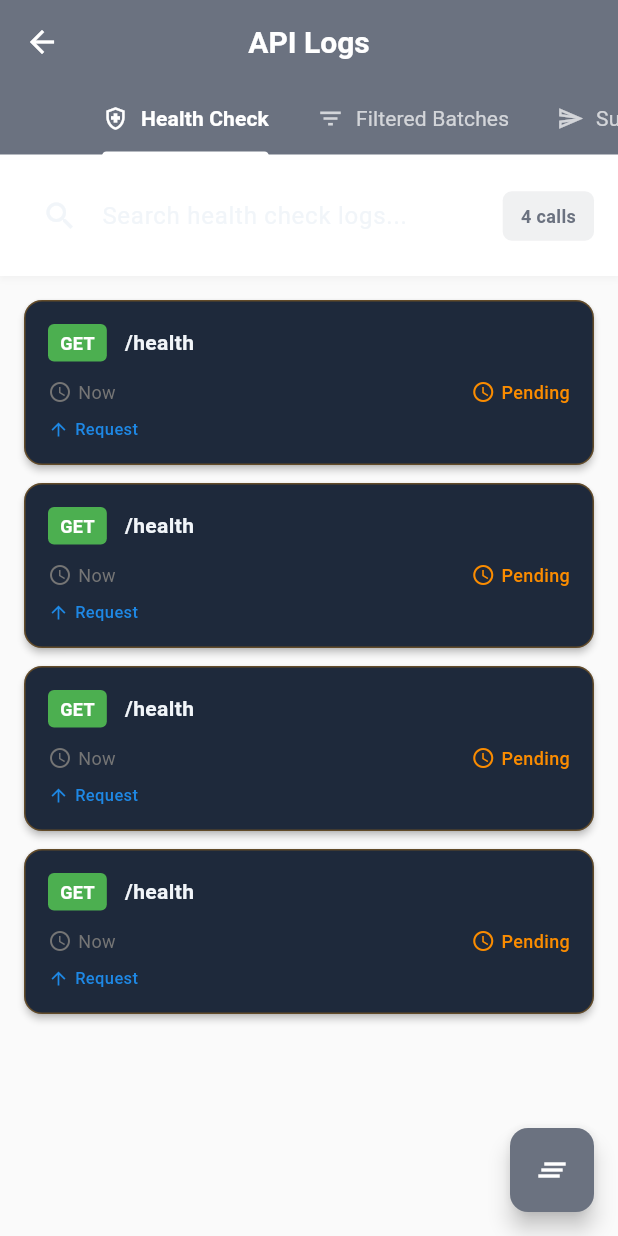
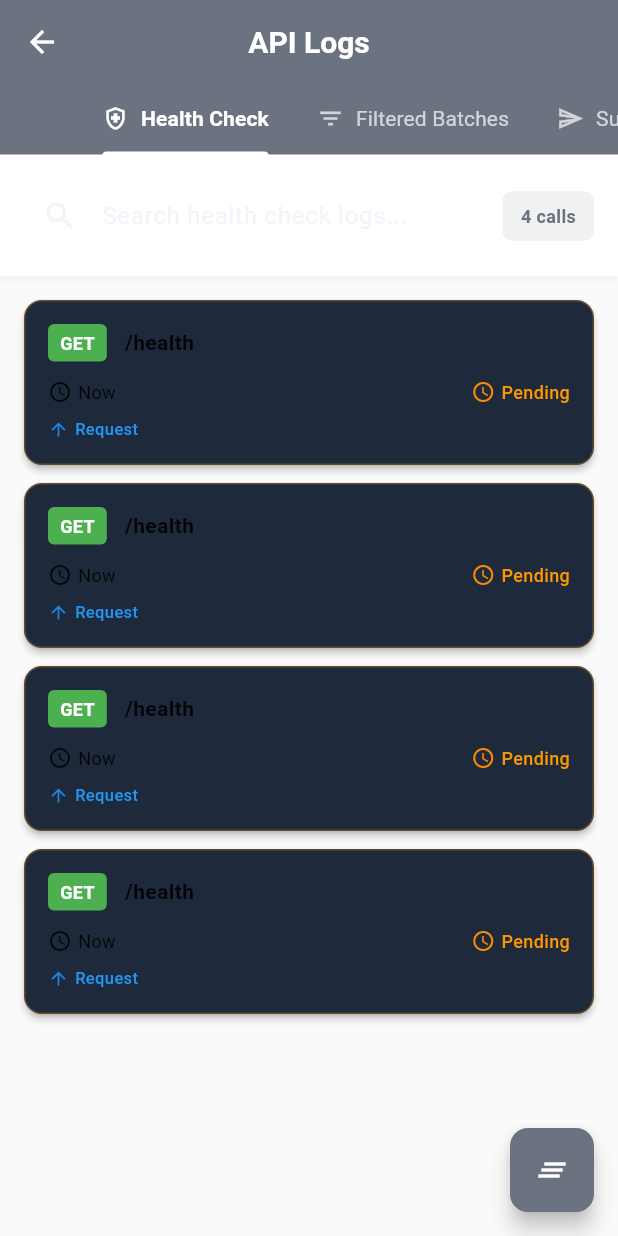
Before and after one commit to mlsankannanavar/Swipable_Batchamte, a Flutter app: the ApiLogViewerScreen screen opened directly, on a phone screen of 412 x 824 dp. Run offline on Flutter 3.47's test engine with Material 3 defaults, Android fonts, the phone set to English and light mode, and no system bars; our stand-ins replace camera, connectivity_plus, hive, hive_flutter, logger, permission_handler and 3 more; missing offline and left inert: google_mlkit_text_recognition, mobile_scanner; accounts and stored records are empty; network calls fail; statements that could not run were skipped.

Commit message:
Fix text color visibility issues throughout the app
- Updated batch card text colors to use black87 for better contrast
- Fixed text colors in swipeable batch match dialogs
- Improved text visibility in API call cards and logs
- Enhanced input field text styling for better readability
- Ensured all text elements have proper contrast ratios

```diff
--- a/lib/screens/batch_list_screen.dart
+++ b/lib/screens/batch_list_screen.dart
@@ -144,13 +144,15 @@ class _BatchListScreenState extends State<BatchListScreen>
       padding: const EdgeInsets.all(16),
       child: TextField(
         controller: _searchController,
+        style: const TextStyle(color: Colors.black87),
         decoration: InputDecoration(
           hintText: 'Search batches...',
-          prefixIcon: const Icon(Icons.search),
+          hintStyle: const TextStyle(color: Colors.grey),
+          prefixIcon: const Icon(Icons.search, color: Colors.black87),
           suffixIcon: _searchController.text.isNotEmpty
               ? IconButton(
                   onPressed: _clearSearch,
-                  icon: const Icon(Icons.clear),
+                  icon: const Icon(Icons.clear, color: Colors.black87),
                 )
               : null,
           border: OutlineInputBorder(
--- a/lib/screens/log_viewer_screen.dart
+++ b/lib/screens/log_viewer_screen.dart
@@ -173,13 +173,15 @@ class _LogViewerScreenState extends State<LogViewerScreen>
               padding: const EdgeInsets.all(8),
               child: TextField(
                 controller: _searchController,
+                style: const TextStyle(color: Colors.black87),
                 decoration: InputDecoration(
                   hintText: 'Search logs...',
-                  prefixIcon: const Icon(Icons.search),
+                  hintStyle: const TextStyle(color: Colors.grey),
+                  prefixIcon: const Icon(Icons.search, color: Colors.black87),
                   suffixIcon: _searchController.text.isNotEmpty
                       ? IconButton(
                           onPressed: _clearSearch,
-                          icon: const Icon(Icons.clear),
+                          icon: const Icon(Icons.clear, color: Colors.black87),
                         )
                       : null,
                   border: OutlineInputBorder(
--- a/lib/widgets/api_call_card_widget.dart
+++ b/lib/widgets/api_call_card_widget.dart
@@ -59,6 +59,7 @@ class ApiCallCardWidget extends StatelessWidget {
                       style: const TextStyle(
                         fontSize: 14,
                         fontWeight: FontWeight.w600,
+                        color: Colors.black87,
                       ),
                       overflow: TextOverflow.ellipsis,
                     ),
@@ -95,14 +96,14 @@ class ApiCallCardWidget extends StatelessWidget {
                   Icon(
                     Icons.access_time,
                     size: 16,
-                    color: Colors.grey.shade600,
+                    color: Colors.black87,
                   ),
                   const SizedBox(width: 4),
                   Text(
                     _formatTimestamp(pair.timestamp),
-                    style: TextStyle(
+                    style: const TextStyle(
                       fontSize: 12,
-                      color: Colors.grey.shade600,
+                      color: Colors.black87,
                     ),
                   ),
 
@@ -112,14 +113,14 @@ class ApiCallCardWidget extends StatelessWidget {
                     Icon(
                       Icons.timer_outlined,
                       size: 16,
-                      color: Colors.grey.shade600,
+                      color: Colors.black87,
                     ),
                     const SizedBox(width: 4),
                     Text(
                       '${pair.duration!.inMilliseconds}ms',
-                      style: TextStyle(
+                      style: const TextStyle(
                         fontSize: 12,
-                        color: Colors.grey.shade600,
+                        color: Colors.black87,
                       ),
                     ),
                   ],
@@ -144,9 +145,9 @@ class ApiCallCardWidget extends StatelessWidget {
                     const SizedBox(width: 4),
                     Text(
                       'Request',
-                      style: TextStyle(
+                      style: const TextStyle(
                         fontSize: 11,
-                        color: Colors.blue.shade600,
+                        color: Colors.blue,
                         fontWeight: FontWeight.w500,
                       ),
                     ),
@@ -194,9 +195,9 @@ class ApiCallCardWidget extends StatelessWidget {
           const SizedBox(width: 4),
           Text(
             'Pending',
-            style: TextStyle(
+            style: const TextStyle(
               fontSize: 12,
-              color: Colors.orange.shade600,
+              color: Colors.orange,
               fontWeight: FontWeight.w500,
             ),
           ),
@@ -217,7 +218,7 @@ class ApiCallCardWidget extends StatelessWidget {
           pair.isSuccess ? 'Success' : 'Error',
           style: TextStyle(
             fontSize: 12,
-            color: _getStatusColor(),
+            color: pair.isSuccess ? Colors.green : Colors.red,
             fontWeight: FontWeight.w500,
           ),
         ),
```
Also changed, not shown: lib/widgets/batch_card_widget.dart (+14 -11 lines), lib/widgets/swipeable_batch_match_cards.dart (+7 -7 lines), 1 other file.
